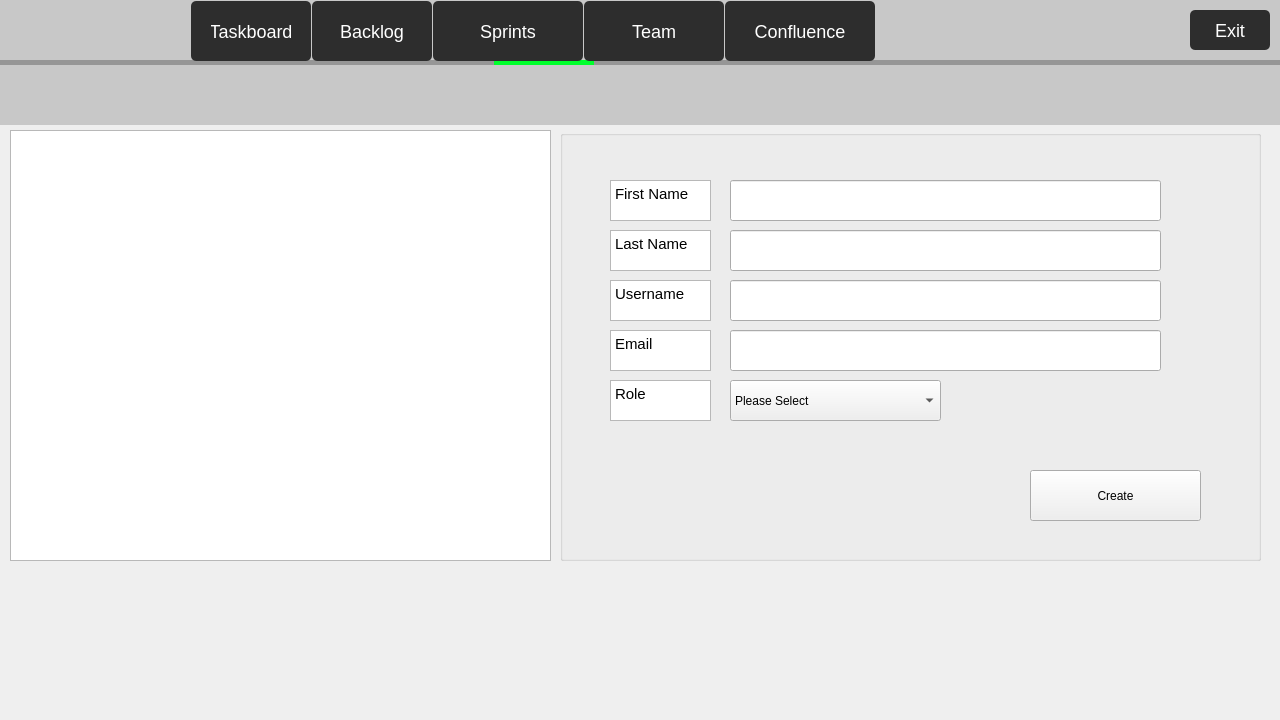
This is code/Staging_Environment/Recovered/Staging_Environment_Recorverd/parentboard.ui in muazzamaqeel/Software-Project-CTS-5 as Qt 5 draws it before an edit. The edited form follows.
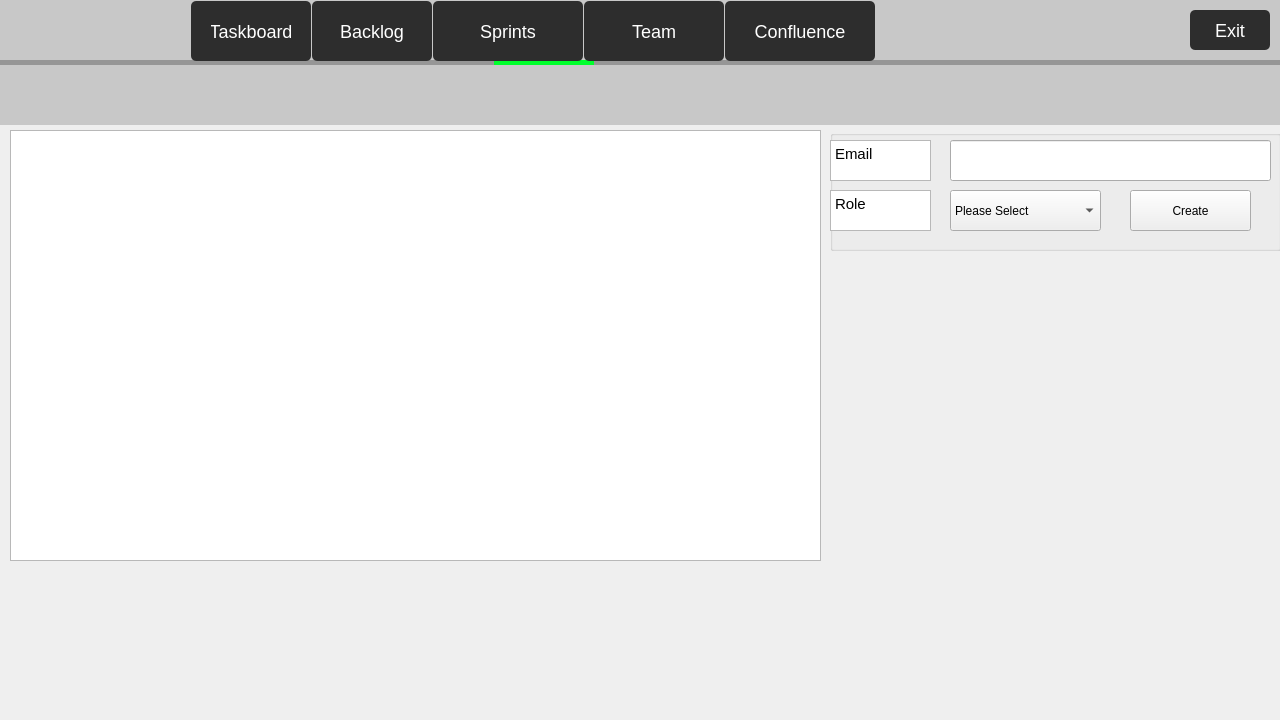
This is the edited form. The open tabs and pages were chosen to show the change. Icons and pictures are not drawn.

```diff
--- a/code/Staging_Environment/Recovered/Staging_Environment_Recorverd/parentboard.ui
+++ b/code/Staging_Environment/Recovered/Staging_Environment_Recorverd/parentboard.ui
@@ -1912,10 +1912,10 @@
     <widget class="QGroupBox" name="TaskSelectBox">
      <property name="geometry">
       <rect>
-       <x>560</x>
+       <x>830</x>
        <y>70</y>
-       <width>701</width>
-       <height>431</height>
+       <width>451</width>
+       <height>121</height>
       </rect>
      </property>
      <property name="title">
@@ -1924,8 +1924,8 @@
      <widget class="QTextBrowser" name="display_firstname">
       <property name="geometry">
        <rect>
-        <x>50</x>
-        <y>50</y>
+        <x>0</x>
+        <y>10</y>
         <width>101</width>
         <height>41</height>
        </rect>
@@ -1937,25 +1937,15 @@
 hr { height: 1px; border-width: 0; }
 li.unchecked::marker { content: &quot;\2610&quot;; }
 li.checked::marker { content: &quot;\2612&quot;; }
-&lt;/style&gt;&lt;/head&gt;&lt;body style=&quot; font-family:'.AppleSystemUIFont'; font-size:13pt; font-weight:400; font-style:normal;&quot;&gt;
-&lt;p style=&quot; margin-top:0px; margin-bottom:0px; margin-left:0px; margin-right:0px; -qt-block-indent:0; text-indent:0px;&quot;&gt;&lt;span style=&quot; font-family:'Segoe UI'; font-size:11pt;&quot;&gt;First Name&lt;/span&gt;&lt;/p&gt;&lt;/body&gt;&lt;/html&gt;</string>
-      </property>
-     </widget>
-     <widget class="QLineEdit" name="input_username">
-      <property name="geometry">
-       <rect>
-        <x>170</x>
-        <y>150</y>
-        <width>431</width>
-        <height>41</height>
-       </rect>
+&lt;/style&gt;&lt;/head&gt;&lt;body style=&quot; font-family:'Segoe UI'; font-size:9pt; font-weight:400; font-style:normal;&quot;&gt;
+&lt;p style=&quot; margin-top:0px; margin-bottom:0px; margin-left:0px; margin-right:0px; -qt-block-indent:0; text-indent:0px;&quot;&gt;&lt;span style=&quot; font-size:11pt;&quot;&gt;Email&lt;/span&gt;&lt;/p&gt;&lt;/body&gt;&lt;/html&gt;</string>
       </property>
      </widget>
      <widget class="QTextBrowser" name="display_role">
       <property name="geometry">
        <rect>
-        <x>50</x>
-        <y>250</y>
+        <x>0</x>
+        <y>60</y>
         <width>101</width>
         <height>41</height>
        </rect>
@@ -1967,46 +1957,16 @@
 hr { height: 1px; border-width: 0; }
 li.unchecked::marker { content: &quot;\2610&quot;; }
 li.checked::marker { content: &quot;\2612&quot;; }
-&lt;/style&gt;&lt;/head&gt;&lt;body style=&quot; font-family:'.AppleSystemUIFont'; font-size:13pt; font-weight:400; font-style:normal;&quot;&gt;
-&lt;p style=&quot; margin-top:0px; margin-bottom:0px; margin-left:0px; margin-right:0px; -qt-block-indent:0; text-indent:0px;&quot;&gt;&lt;span style=&quot; font-family:'Segoe UI'; font-size:11pt;&quot;&gt;Role&lt;/span&gt;&lt;/p&gt;&lt;/body&gt;&lt;/html&gt;</string>
-      </property>
-     </widget>
-     <widget class="QLineEdit" name="input_lastname">
-      <property name="geometry">
-       <rect>
-        <x>170</x>
-        <y>100</y>
-        <width>431</width>
-        <height>41</height>
-       </rect>
-      </property>
-     </widget>
-     <widget class="QTextBrowser" name="display_email">
-      <property name="geometry">
-       <rect>
-        <x>50</x>
-        <y>200</y>
-        <width>101</width>
-        <height>41</height>
-       </rect>
-      </property>
-      <property name="html">
-       <string>&lt;!DOCTYPE HTML PUBLIC &quot;-//W3C//DTD HTML 4.0//EN&quot; &quot;http://www.w3.org/TR/REC-html40/strict.dtd&quot;&gt;
-&lt;html&gt;&lt;head&gt;&lt;meta name=&quot;qrichtext&quot; content=&quot;1&quot; /&gt;&lt;meta charset=&quot;utf-8&quot; /&gt;&lt;style type=&quot;text/css&quot;&gt;
-p, li { white-space: pre-wrap; }
-hr { height: 1px; border-width: 0; }
-li.unchecked::marker { content: &quot;\2610&quot;; }
-li.checked::marker { content: &quot;\2612&quot;; }
-&lt;/style&gt;&lt;/head&gt;&lt;body style=&quot; font-family:'.AppleSystemUIFont'; font-size:13pt; font-weight:400; font-style:normal;&quot;&gt;
-&lt;p style=&quot; margin-top:0px; margin-bottom:0px; margin-left:0px; margin-right:0px; -qt-block-indent:0; text-indent:0px;&quot;&gt;&lt;span style=&quot; font-family:'Segoe UI'; font-size:11pt;&quot;&gt;Email&lt;/span&gt;&lt;/p&gt;&lt;/body&gt;&lt;/html&gt;</string>
+&lt;/style&gt;&lt;/head&gt;&lt;body style=&quot; font-family:'Segoe UI'; font-size:9pt; font-weight:400; font-style:normal;&quot;&gt;
+&lt;p style=&quot; margin-top:0px; margin-bottom:0px; margin-left:0px; margin-right:0px; -qt-block-indent:0; text-indent:0px;&quot;&gt;&lt;span style=&quot; font-size:11pt;&quot;&gt;Role&lt;/span&gt;&lt;/p&gt;&lt;/body&gt;&lt;/html&gt;</string>
       </property>
      </widget>
      <widget class="QLineEdit" name="input_firstname">
       <property name="geometry">
        <rect>
-        <x>170</x>
-        <y>50</y>
-        <width>431</width>
+        <x>120</x>
+        <y>10</y>
+        <width>321</width>
         <height>41</height>
        </rect>
       </property>
@@ -2017,9 +1977,9 @@
      <widget class="QComboBox" name="comboBox_role">
       <property name="geometry">
        <rect>
-        <x>170</x>
-        <y>250</y>
-        <width>211</width>
+        <x>120</x>
+        <y>60</y>
+        <width>151</width>
         <height>41</height>
        </rect>
       </property>
@@ -2044,63 +2004,13 @@
        </property>
       </item>
      </widget>
-     <widget class="QLineEdit" name="input_email">
-      <property name="geometry">
-       <rect>
-        <x>170</x>
-        <y>200</y>
-        <width>431</width>
-        <height>41</height>
-       </rect>
-      </property>
-     </widget>
-     <widget class="QTextBrowser" name="display_username">
-      <property name="geometry">
-       <rect>
-        <x>50</x>
-        <y>150</y>
-        <width>101</width>
-        <height>41</height>
-       </rect>
-      </property>
-      <property name="html">
-       <string>&lt;!DOCTYPE HTML PUBLIC &quot;-//W3C//DTD HTML 4.0//EN&quot; &quot;http://www.w3.org/TR/REC-html40/strict.dtd&quot;&gt;
-&lt;html&gt;&lt;head&gt;&lt;meta name=&quot;qrichtext&quot; content=&quot;1&quot; /&gt;&lt;meta charset=&quot;utf-8&quot; /&gt;&lt;style type=&quot;text/css&quot;&gt;
-p, li { white-space: pre-wrap; }
-hr { height: 1px; border-width: 0; }
-li.unchecked::marker { content: &quot;\2610&quot;; }
-li.checked::marker { content: &quot;\2612&quot;; }
-&lt;/style&gt;&lt;/head&gt;&lt;body style=&quot; font-family:'.AppleSystemUIFont'; font-size:13pt; font-weight:400; font-style:normal;&quot;&gt;
-&lt;p style=&quot; margin-top:0px; margin-bottom:0px; margin-left:0px; margin-right:0px; -qt-block-indent:0; text-indent:0px;&quot;&gt;&lt;span style=&quot; font-family:'Segoe UI'; font-size:11pt;&quot;&gt;Username&lt;/span&gt;&lt;/p&gt;&lt;/body&gt;&lt;/html&gt;</string>
-      </property>
-     </widget>
-     <widget class="QTextBrowser" name="display_lastname">
-      <property name="geometry">
-       <rect>
-        <x>50</x>
-        <y>100</y>
-        <width>101</width>
-        <height>41</height>
-       </rect>
-      </property>
-      <property name="html">
-       <string>&lt;!DOCTYPE HTML PUBLIC &quot;-//W3C//DTD HTML 4.0//EN&quot; &quot;http://www.w3.org/TR/REC-html40/strict.dtd&quot;&gt;
-&lt;html&gt;&lt;head&gt;&lt;meta name=&quot;qrichtext&quot; content=&quot;1&quot; /&gt;&lt;meta charset=&quot;utf-8&quot; /&gt;&lt;style type=&quot;text/css&quot;&gt;
-p, li { white-space: pre-wrap; }
-hr { height: 1px; border-width: 0; }
-li.unchecked::marker { content: &quot;\2610&quot;; }
-li.checked::marker { content: &quot;\2612&quot;; }
-&lt;/style&gt;&lt;/head&gt;&lt;body style=&quot; font-family:'.AppleSystemUIFont'; font-size:13pt; font-weight:400; font-style:normal;&quot;&gt;
-&lt;p style=&quot; margin-top:0px; margin-bottom:0px; margin-left:0px; margin-right:0px; -qt-block-indent:0; text-indent:0px;&quot;&gt;&lt;span style=&quot; font-family:'Segoe UI'; font-size:11pt;&quot;&gt;Last Name&lt;/span&gt;&lt;/p&gt;&lt;/body&gt;&lt;/html&gt;</string>
-      </property>
-     </widget>
      <widget class="QPushButton" name="CreateUser_Button">
       <property name="geometry">
        <rect>
-        <x>470</x>
-        <y>340</y>
-        <width>171</width>
-        <height>51</height>
+        <x>300</x>
+        <y>60</y>
+        <width>121</width>
+        <height>41</height>
        </rect>
       </property>
       <property name="text">
@@ -2205,7 +2115,7 @@
       <rect>
        <x>10</x>
        <y>70</y>
-       <width>541</width>
+       <width>811</width>
        <height>431</height>
       </rect>
      </property>
```
Left out of the diff: 52 changed lines with no effect on the pictures.
